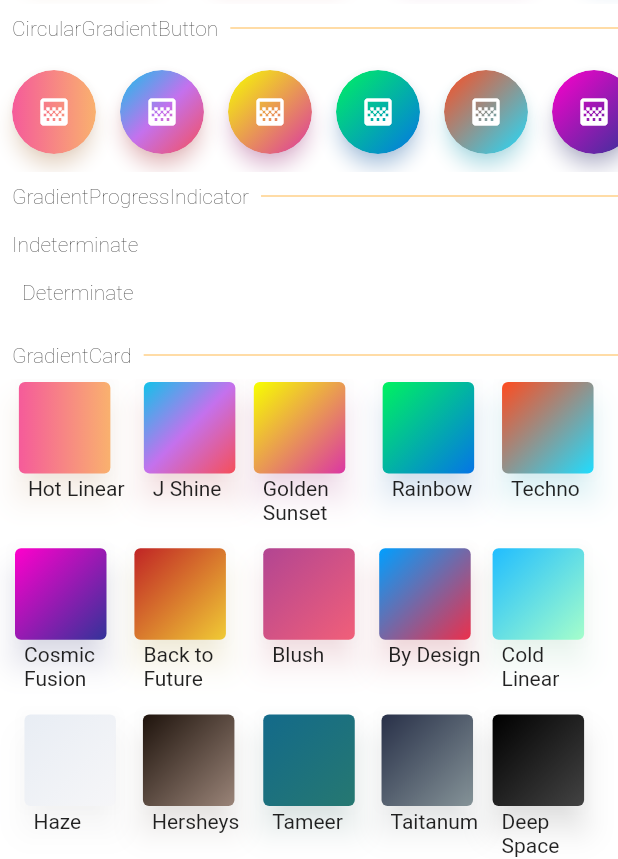
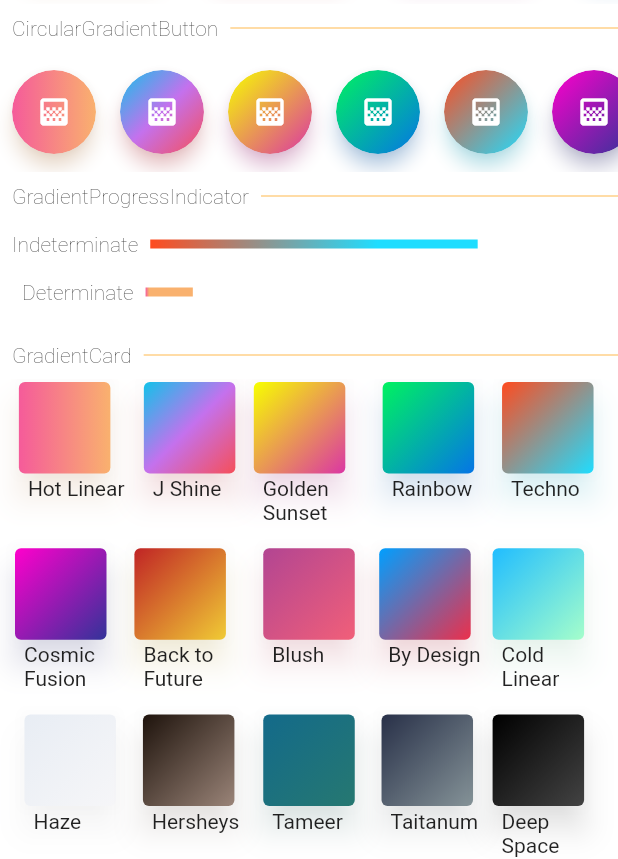
Before and after one commit to bluemix/Gradient-Widgets, a Flutter app: the first screen one second after launch, on a phone screen of 412 x 824 dp, the part 377-1236 px from its top. Run offline on Flutter 3.47's test engine with Material 2 defaults, Android fonts, the phone set to English and light mode, and no system bars; statements that could not run were skipped; project files that could hold a hidden picture were left out.

Commit message:
Adding support for solid color after gradient (#2)

```diff
--- a/lib/src/gradient_progress_indicator.dart
+++ b/lib/src/gradient_progress_indicator.dart
@@ -13,17 +13,21 @@ const double _kLinearProgressIndicatorHeight = 6.0;
 const int _kIndeterminateLinearDuration = 1800;
 
 class GradientProgressIndicator extends StatefulWidget {
-  const GradientProgressIndicator({
-    this.key,
+  const GradientProgressIndicator(
+      {this.key,
       this.value,
       this.backgroundColor,
       this.gradient = Gradients.hotLinear,
-  });
+      this.solidColor,
+      this.startSolid});
 
   final Key key;
   final double value;
   final LinearGradient gradient;
   final Color backgroundColor;
+  final double startSolid;
+  final Color solidColor;
+
   @override
   _GradientProgressIndicatorState createState() => _GradientProgressIndicatorState();
 }
@@ -63,7 +67,7 @@ class _GradientProgressIndicatorState extends State<GradientProgressIndicator> w
   void _setColorsArray() {
     colors.clear();
     colors.addAll(widget.gradient.colors);
-    colors.add(widget.backgroundColor);
+    colors.add(widget.gradient.colors.last);
   }
 
   void _setControllerListener() {
@@ -107,12 +111,35 @@ class _GradientProgressIndicatorState extends State<GradientProgressIndicator> w
     _controller.stop();
   }
 
+  int _normalizePart(double value, bool rest) {
+    return ((rest ? (1 - value) : value) * 10).round();
+  }
+
+  List<int> _defineRatios(double animationValue, double startSolid, double endSolid) {
+    if (startSolid == null || (animationValue < startSolid)) {
+      return [_normalizePart(animationValue, false), 0, _normalizePart(animationValue, true)];
+    } else {
+      return [
+        _normalizePart(startSolid, false),
+        _normalizePart(animationValue, false) - _normalizePart(startSolid, false),
+        _normalizePart(animationValue, true)
+      ];
+    }
+  }
+
   Widget _buildIndicator(BuildContext context, double animationValue) {
+    final ratios = _defineRatios(animationValue, widget.startSolid, widget.endSolid);
     return Container(
       constraints: const BoxConstraints.tightFor(
         width: double.infinity,
         height: _kLinearProgressIndicatorHeight,
       ),
+      child: Row(
+        children: <Widget>[
+          Expanded(
+            //flex: (animationValue * 10).round(),
+            flex: ratios[0],
+            child: Container(
               decoration: BoxDecoration(
                   gradient: LinearGradient(
                       begin: widget.gradient.begin,
@@ -123,6 +150,16 @@ class _GradientProgressIndicatorState extends State<GradientProgressIndicator> w
                         widget.value == null ? 1.0 : animationValue + 0.01,
                       ],
                       colors: colors)),
+            ),
+          ),
+          Expanded(
+              flex: ratios[1],
+              child: Container(color: widget.solidColor)),
+          Expanded(
+              flex: ratios[2],
+              child: Container(color: widget.backgroundColor)),
+        ],
+      ),
     );
   }
 
```
Lines whose indentation alone changed are shown as unchanged.
